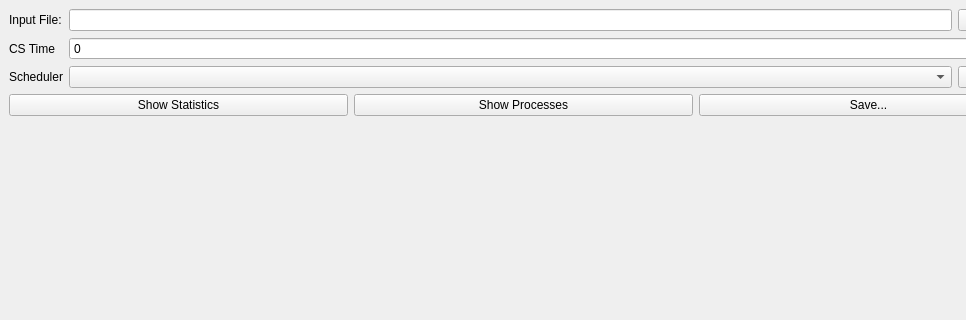
SayedAlesawy/OS-Scheduler, file src/mainwindow.ui: the form before one commit; both pictures show x 0 to 966 and y 0 to 320 of the 1047 by 600 pixel window.
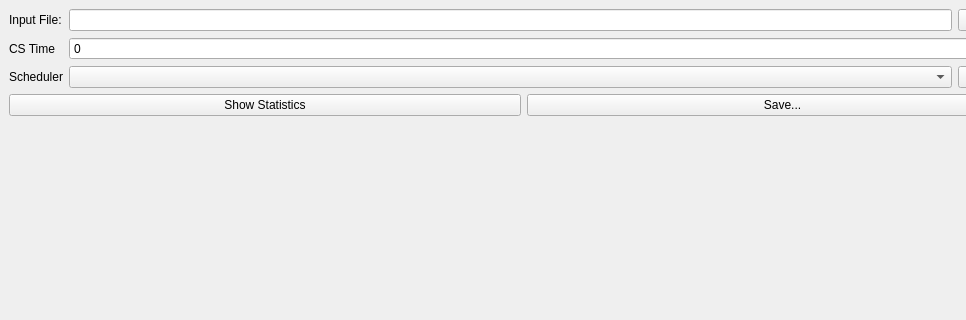
The form after the commit.

```diff
--- a/src/mainwindow.ui
+++ b/src/mainwindow.ui
@@ -16,7 +16,7 @@
   <widget class="QWidget" name="centralwidget">
    <layout class="QHBoxLayout" name="horizontalLayout" stretch="0">
     <item>
-     <layout class="QGridLayout" name="gridLayout" rowstretch="0,0,0,0,0,0,0,0" columnstretch="0,0,0">
+     <layout class="QGridLayout" name="gridLayout" rowstretch="0,0,0,0,0,0,0" columnstretch="0,0,0">
       <item row="0" column="0">
        <widget class="QLabel" name="label">
         <property name="text">
@@ -83,13 +83,6 @@
           </property>
          </widget>
         </item>
-        <item>
-         <widget class="QPushButton" name="pushButton">
-          <property name="text">
-           <string>Show Processes</string>
-          </property>
-         </widget>
-        </item>
         <item>
          <widget class="QPushButton" name="pushButton_4">
           <property name="text">
```
Left out of the diff: 2 changed lines with no effect on the pictures.
